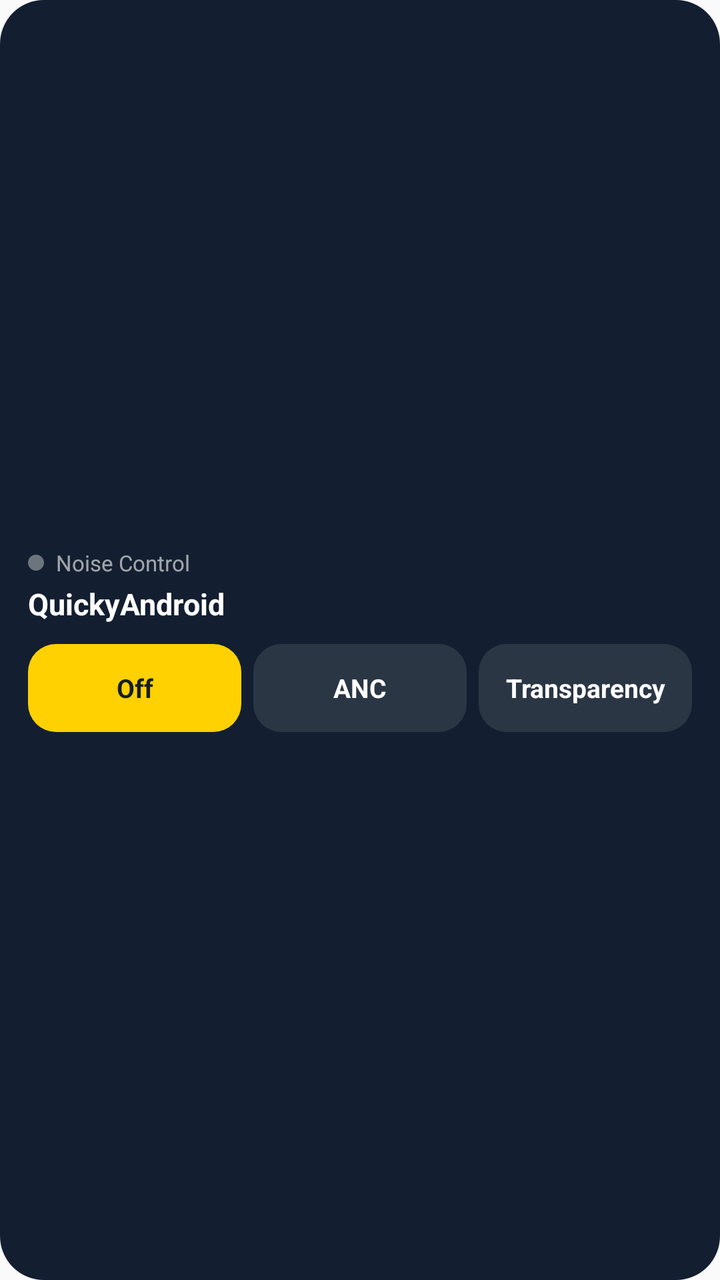
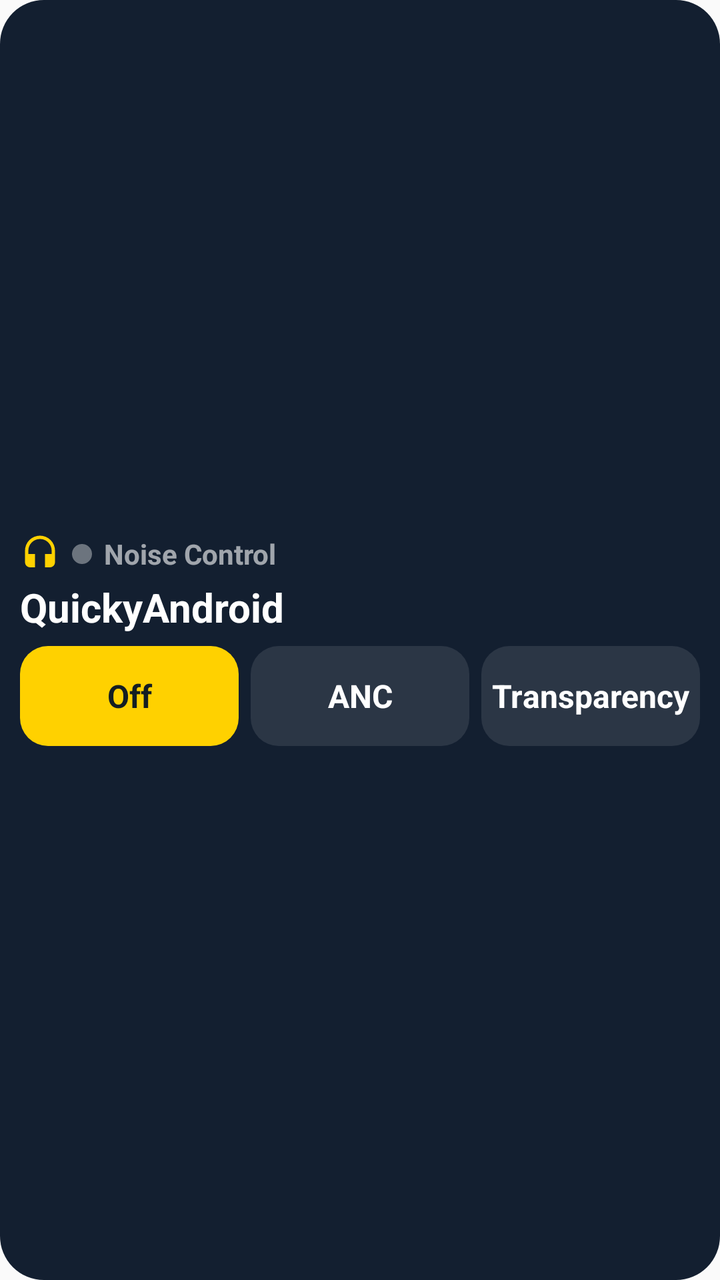

Two renders of the same Android screen: before a commit and after it. Below are the layout's source before the change and the commit's diff.
<!-- AndroidManifest.xml: application theme Theme.QuickyAndroid -->
<!-- res/layout/widget_anc.xml -->
<?xml version="1.0" encoding="utf-8"?>
<LinearLayout xmlns:android="http://schemas.android.com/apk/res/android"
    android:id="@+id/widget_anc_root"
    android:layout_width="match_parent"
    android:layout_height="match_parent"
    android:background="@drawable/widget_background"
    android:gravity="center_vertical"
    android:orientation="vertical"
    android:paddingStart="14dp"
    android:paddingTop="12dp"
    android:paddingEnd="14dp"
    android:paddingBottom="12dp">

    <LinearLayout
        android:layout_width="match_parent"
        android:layout_height="wrap_content"
        android:gravity="center_vertical"
        android:orientation="horizontal">

        <ImageView
            android:id="@+id/widget_anc_dot"
            android:layout_width="8dp"
            android:layout_height="8dp"
            android:src="@drawable/widget_dot_disconnected" />

        <TextView
            android:id="@+id/widget_anc_status"
            android:layout_width="wrap_content"
            android:layout_height="wrap_content"
            android:layout_marginStart="6dp"
            android:maxLines="1"
            android:text="@string/widget_anc_title"
            android:textColor="@color/widget_text_secondary"
            android:textSize="11sp" />
    </LinearLayout>

    <TextView
        android:id="@+id/widget_anc_device"
        android:layout_width="match_parent"
        android:layout_height="wrap_content"
        android:layout_marginTop="3dp"
        android:ellipsize="end"
        android:maxLines="1"
        android:text="@string/app_name"
        android:textColor="@color/widget_text_primary"
        android:textSize="15sp"
        android:textStyle="bold" />

    <LinearLayout
        android:layout_width="match_parent"
        android:layout_height="wrap_content"
        android:layout_marginTop="10dp"
        android:orientation="horizontal">

        <TextView
            android:id="@+id/widget_anc_off"
            android:layout_width="0dp"
            android:layout_height="44dp"
            android:layout_weight="1"
            android:background="@drawable/widget_anc_chip_active"
            android:gravity="center"
            android:text="@string/widget_anc_off"
            android:textColor="@color/widget_bg"
            android:textSize="13sp"
            android:textStyle="bold" />

        <TextView
            android:id="@+id/widget_anc_noise"
            android:layout_width="0dp"
            android:layout_height="44dp"
            android:layout_marginStart="6dp"
            android:layout_weight="1"
            android:background="@drawable/widget_anc_chip_inactive"
            android:gravity="center"
            android:text="@string/widget_anc_anc"
            android:textColor="@color/widget_text_primary"
            android:textSize="13sp"
            android:textStyle="bold" />

        <TextView
            android:id="@+id/widget_anc_transparency"
            android:layout_width="0dp"
            android:layout_height="44dp"
            android:layout_marginStart="6dp"
            android:layout_weight="1"
            android:background="@drawable/widget_anc_chip_inactive"
            android:gravity="center"
            android:text="@string/widget_anc_transparency"
            android:textColor="@color/widget_text_primary"
            android:textSize="13sp"
            android:textStyle="bold" />
    </LinearLayout>
</LinearLayout>
<!-- resources referenced by this layout -->
<resources>
  <color name="widget_bg">#F0051224</color>
  <color name="widget_text_primary">#FFFFFFFF</color>
  <color name="widget_text_secondary">#99FFFFFF</color>
  <!-- drawable widget_anc_chip_active (drawable) -->
  <?xml version="1.0" encoding="utf-8"?>
  <shape xmlns:android="http://schemas.android.com/apk/res/android"
      android:shape="rectangle">
      <corners android:radius="14dp" />
      <solid android:color="@color/widget_accent" />
  </shape>
  <!-- drawable widget_anc_chip_inactive (drawable) -->
  <?xml version="1.0" encoding="utf-8"?>
  <shape xmlns:android="http://schemas.android.com/apk/res/android"
      android:shape="rectangle">
      <corners android:radius="14dp" />
      <solid android:color="@color/widget_chip_inactive" />
  </shape>
  <!-- drawable widget_background (drawable) -->
  <?xml version="1.0" encoding="utf-8"?>
  <shape xmlns:android="http://schemas.android.com/apk/res/android"
      android:shape="rectangle">
      <corners android:radius="22dp" />
      <solid android:color="@color/widget_bg" />
  </shape>
  <!-- drawable widget_dot_disconnected (drawable) -->
  <?xml version="1.0" encoding="utf-8"?>
  <shape xmlns:android="http://schemas.android.com/apk/res/android"
      android:shape="oval">
      <solid android:color="@color/widget_dot_disconnected" />
  </shape>
  <string name="app_name">QuickyAndroid</string>
  <string name="widget_anc_anc">ANC</string>
  <string name="widget_anc_off">Off</string>
  <string name="widget_anc_title">Noise Control</string>
  <string name="widget_anc_transparency">Transparency</string>
  <style name="Theme.QuickyAndroid" parent="android:Theme.Material.Light.NoActionBar" />
  <color name="widget_accent">#FFD100</color>
  <color name="widget_chip_inactive">#1AFFFFFF</color>
  <color name="widget_dot_disconnected">#61FFFFFF</color>
</resources>

<!-- the commit's change to res/layout/widget_anc.xml (unified diff, before → after) -->
@@ -6,10 +6,10 @@
     android:background="@drawable/widget_background"
     android:gravity="center_vertical"
     android:orientation="vertical"
-    android:paddingStart="14dp"
-    android:paddingTop="12dp"
-    android:paddingEnd="14dp"
-    android:paddingBottom="12dp">
+    android:paddingStart="10dp"
+    android:paddingTop="8dp"
+    android:paddingEnd="10dp"
+    android:paddingBottom="8dp">
 
     <LinearLayout
         android:layout_width="match_parent"
@@ -18,9 +18,17 @@
         android:orientation="horizontal">
 
         <ImageView
+            android:id="@+id/widget_anc_header_icon"
+            android:layout_width="20dp"
+            android:layout_height="20dp"
+            android:layout_marginEnd="6dp"
+            android:src="@drawable/widget_mode_anc"
+            android:tint="@color/widget_accent" />
+
+        <ImageView
             android:id="@+id/widget_anc_dot"
-            android:layout_width="8dp"
-            android:layout_height="8dp"
+            android:layout_width="10dp"
+            android:layout_height="10dp"
             android:src="@drawable/widget_dot_disconnected" />
 
         <TextView
@@ -31,7 +39,8 @@
             android:maxLines="1"
             android:text="@string/widget_anc_title"
             android:textColor="@color/widget_text_secondary"
-            android:textSize="11sp" />
+            android:textSize="14sp"
+            android:textStyle="bold" />
     </LinearLayout>
 
     <TextView
@@ -43,51 +52,54 @@
         android:maxLines="1"
         android:text="@string/app_name"
         android:textColor="@color/widget_text_primary"
-        android:textSize="15sp"
+        android:textSize="20sp"
         android:textStyle="bold" />
 
     <LinearLayout
         android:layout_width="match_parent"
         android:layout_height="wrap_content"
-        android:layout_marginTop="10dp"
+        android:layout_marginTop="6dp"
         android:orientation="horizontal">
 
         <TextView
             android:id="@+id/widget_anc_off"
             android:layout_width="0dp"
-            android:layout_height="44dp"
+            android:layout_height="50dp"
             android:layout_weight="1"
             android:background="@drawable/widget_anc_chip_active"
+            android:drawablePadding="2dp"
             android:gravity="center"
             android:text="@string/widget_anc_off"
             android:textColor="@color/widget_bg"
-            android:textSize="13sp"
+            android:textSize="16sp"
             android:textStyle="bold" />
 
         <TextView
             android:id="@+id/widget_anc_noise"
             android:layout_width="0dp"
-            android:layout_height="44dp"
+            android:layout_height="50dp"
             android:layout_marginStart="6dp"
             android:layout_weight="1"
             android:background="@drawable/widget_anc_chip_inactive"
+            android:drawablePadding="2dp"
             android:gravity="center"
             android:text="@string/widget_anc_anc"
             android:textColor="@color/widget_text_primary"
-            android:textSize="13sp"
+            android:textSize="16sp"
             android:textStyle="bold" />
 
         <TextView
             android:id="@+id/widget_anc_transparency"
             android:layout_width="0dp"
-            android:layout_height="44dp"
+            android:layout_height="50dp"
             android:layout_marginStart="6dp"
             android:layout_weight="1"
             android:background="@drawable/widget_anc_chip_inactive"
+            android:drawablePadding="2dp"
             android:gravity="center"
             android:text="@string/widget_anc_transparency"
             android:textColor="@color/widget_text_primary"
-            android:textSize="13sp"
+            android:textSize="16sp"
             android:textStyle="bold" />
     </LinearLayout>
 </LinearLayout>
<!-- resource entries referenced after the edit -->
@@ -30,6 +30,16 @@
       android:shape="oval">
       <solid android:color="@color/widget_dot_disconnected" />
   </shape>
+  <!-- drawable widget_mode_anc (drawable) -->
+  <vector xmlns:android="http://schemas.android.com/apk/res/android"
+      android:width="18dp"
+      android:height="18dp"
+      android:viewportWidth="24"
+      android:viewportHeight="24">
+      <path
+          android:fillColor="@color/widget_text_primary"
+          android:pathData="M12,1a9,9 0,0 0,-9,9v7a3,3 0,0 0,3,3h3v-8H5v-2a7,7 0,0 1,14,0v2h-4v8h3a3,3 0,0 0,3,-3v-7a9,9 0,0 0,-9,-9z" />
+  </vector>
   <string name="app_name">QuickyAndroid</string>
   <string name="widget_anc_anc">ANC</string>
   <string name="widget_anc_off">Off</string>
